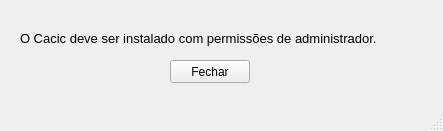
lightbase/cacic-agente, file install-cacic-gui/noroot.ui: the form before one commit.
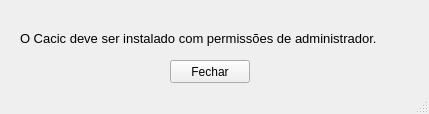
The form after the commit.

What changed in the file:
```diff
--- a/install-cacic-gui/noroot.ui
+++ b/install-cacic-gui/noroot.ui
@@ -6,10 +6,22 @@
    <rect>
     <x>0</x>
     <y>0</y>
-    <width>443</width>
-    <height>131</height>
+    <width>429</width>
+    <height>114</height>
    </rect>
   </property>
+  <property name="minimumSize">
+   <size>
+    <width>429</width>
+    <height>114</height>
+   </size>
+  </property>
+  <property name="maximumSize">
+   <size>
+    <width>429</width>
+    <height>114</height>
+   </size>
+  </property>
   <property name="windowTitle">
    <string>MainWindow</string>
   </property>
```
Left out of the diff: 14 changed lines with no effect on the pictures.
